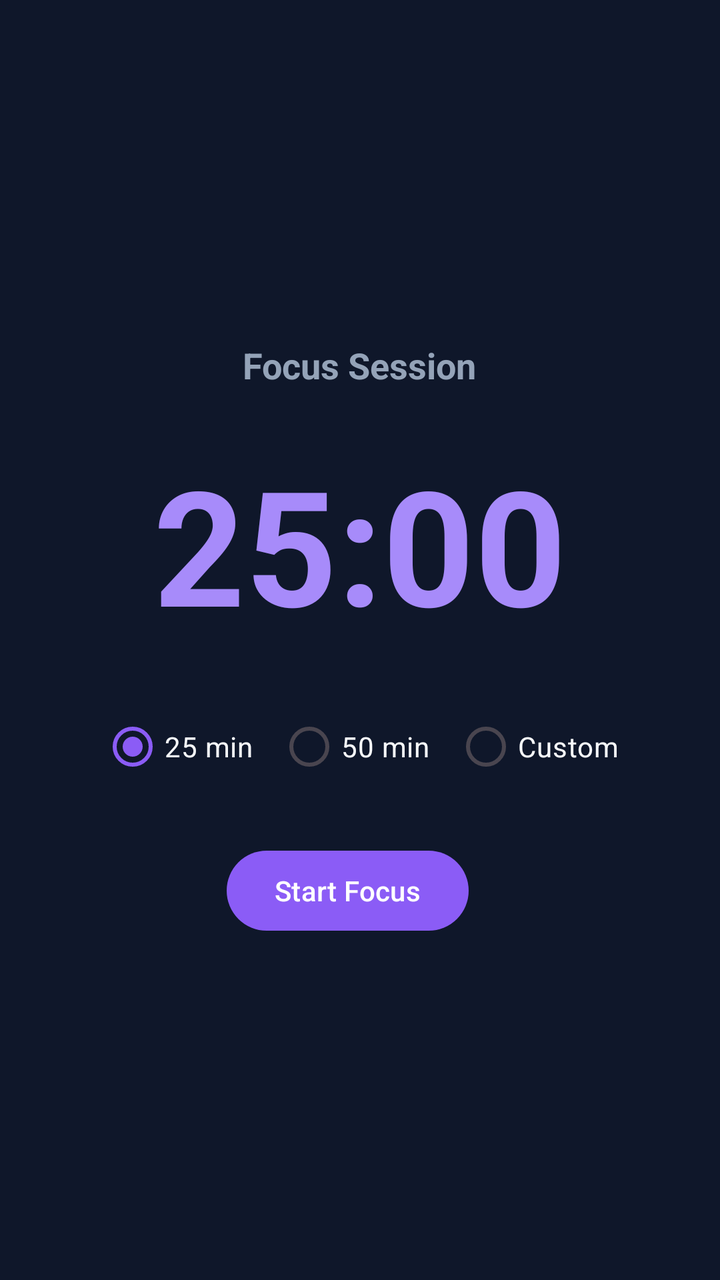
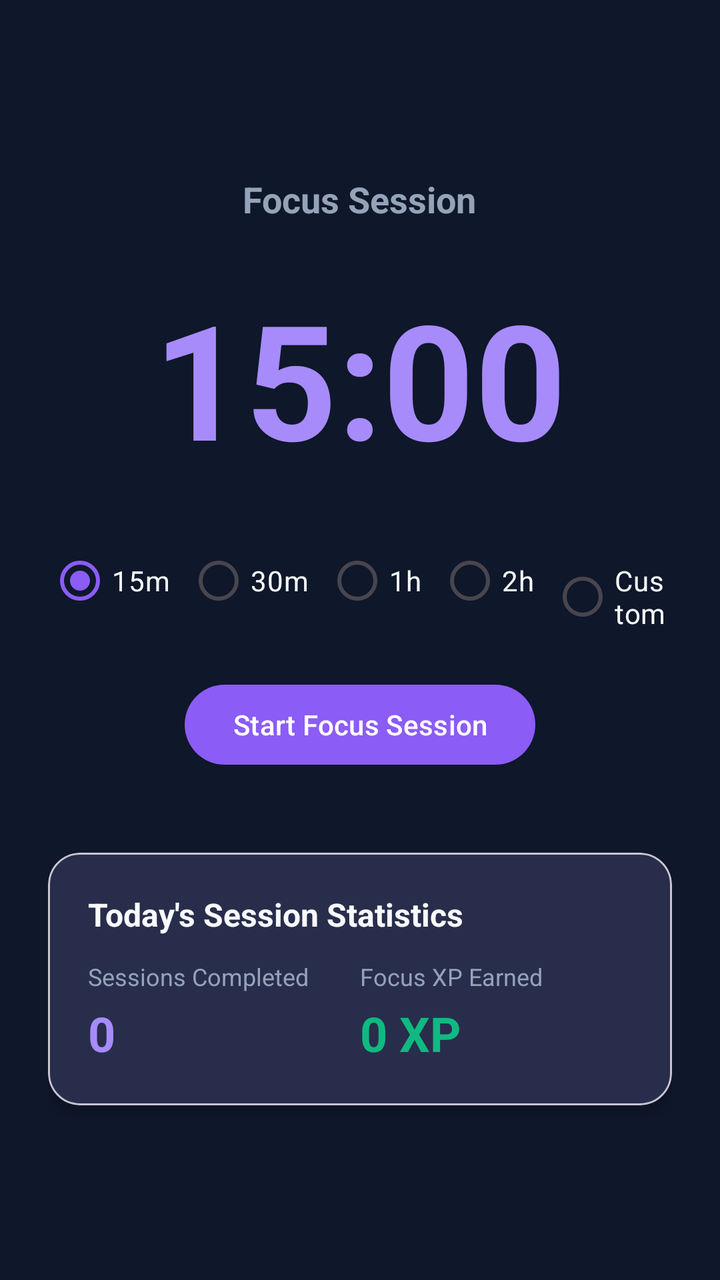

Before-and-after screenshots of an Android layout around one commit, followed by the original layout XML and the change that was made.
<!-- AndroidManifest.xml: application theme Theme.SelfPilot -->
<!-- res/layout/fragment_focus.xml -->
<?xml version="1.0" encoding="utf-8"?>
<LinearLayout xmlns:android="http://schemas.android.com/apk/res/android"
    xmlns:app="http://schemas.android.com/apk/res-auto"
    android:layout_width="match_parent"
    android:layout_height="match_parent"
    android:background="@color/background_dark"
    android:gravity="center"
    android:orientation="vertical"
    android:padding="24dp">

    <TextView
        android:layout_width="wrap_content"
        android:layout_height="wrap_content"
        android:text="Focus Session"
        android:textColor="@color/text_secondary"
        android:textSize="18sp"
        android:textStyle="bold" />

    <TextView
        android:id="@+id/tvTimer"
        android:layout_width="wrap_content"
        android:layout_height="wrap_content"
        android:layout_marginVertical="24dp"
        android:text="25:00"
        android:textColor="@color/purple_accent_light"
        android:textSize="80sp"
        android:textStyle="bold" />

    <RadioGroup
        android:id="@+id/rgPresets"
        android:layout_width="wrap_content"
        android:layout_height="wrap_content"
        android:layout_marginBottom="24dp"
        android:orientation="horizontal">

        <RadioButton
            android:id="@+id/rb25Min"
            android:layout_width="wrap_content"
            android:layout_height="wrap_content"
            android:layout_marginEnd="12dp"
            android:checked="true"
            android:text="25 min"
            android:textColor="@color/text_primary" />

        <RadioButton
            android:id="@+id/rb50Min"
            android:layout_width="wrap_content"
            android:layout_height="wrap_content"
            android:layout_marginEnd="12dp"
            android:text="50 min"
            android:textColor="@color/text_primary" />

        <RadioButton
            android:id="@+id/rbCustomMin"
            android:layout_width="wrap_content"
            android:layout_height="wrap_content"
            android:text="Custom"
            android:textColor="@color/text_primary" />
    </RadioGroup>

    <LinearLayout
        android:id="@+id/layoutCustomInput"
        android:layout_width="wrap_content"
        android:layout_height="wrap_content"
        android:layout_marginBottom="24dp"
        android:gravity="center"
        android:orientation="horizontal"
        android:visibility="gone">

        <TextView
            android:layout_width="wrap_content"
            android:layout_height="wrap_content"
            android:layout_marginEnd="8dp"
            android:text="Custom Minutes:"
            android:textColor="@color/text_secondary" />

        <EditText
            android:id="@+id/etCustomMinutes"
            android:layout_width="80dp"
            android:layout_height="wrap_content"
            android:hint="15"
            android:inputType="number"
            android:maxLength="3"
            android:textColor="@color/text_primary"
            android:textColorHint="@color/text_secondary" />

    </LinearLayout>

    <LinearLayout
        android:layout_width="wrap_content"
        android:layout_height="wrap_content"
        android:orientation="horizontal">

        <Button
            android:id="@+id/btnStart"
            android:layout_width="wrap_content"
            android:layout_height="wrap_content"
            android:layout_marginEnd="12dp"
            android:text="Start Focus" />

        <Button
            android:id="@+id/btnPause"
            android:layout_width="wrap_content"
            android:layout_height="wrap_content"
            android:layout_marginEnd="12dp"
            android:text="Pause"
            android:visibility="gone" />

        <Button
            android:id="@+id/btnResume"
            android:layout_width="wrap_content"
            android:layout_height="wrap_content"
            android:layout_marginEnd="12dp"
            android:text="Resume"
            android:visibility="gone" />

        <Button
            android:id="@+id/btnCancel"
            style="@style/Widget.Material3.Button.TonalButton"
            android:layout_width="wrap_content"
            android:layout_height="wrap_content"
            android:text="Cancel"
            android:visibility="gone" />

    </LinearLayout>

</LinearLayout>
<!-- resources referenced by this layout -->
<resources>
  <color name="background_dark">#0F172A</color>
  <color name="purple_accent_light">#A78BFA</color>
  <color name="text_primary">#F8FAFC</color>
  <color name="text_secondary">#94A3B8</color>
  <style name="Theme.SelfPilot" parent="Base.Theme.SelfPilot" />
  <style name="Base.Theme.SelfPilot" parent="Theme.Material3.DayNight.NoActionBar">
          
          <item name="colorPrimary">@color/purple_accent</item>
          <item name="colorPrimaryVariant">@color/electric_blue</item>
          <item name="colorOnPrimary">@color/white</item>
          <item name="colorSecondary">@color/electric_blue</item>
          <item name="colorSecondaryVariant">@color/purple_accent_light</item>
          <item name="colorOnSecondary">@color/white</item>
          <item name="android:colorBackground">@color/background_dark</item>
          <item name="colorSurface">@color/card_background</item>
          <item name="colorOnSurface">@color/text_primary</item>
          <item name="android:textColorPrimary">@color/text_primary</item>
          <item name="android:textColorSecondary">@color/text_secondary</item>
          <item name="android:statusBarColor">@color/background_dark</item>
          <item name="android:navigationBarColor">@color/background_dark</item>
          <item name="bottomNavigationStyle">@style/Widget.MaterialComponents.BottomNavigationView.Colored</item>
      </style>
  <color name="purple_accent">#8B5CF6</color>
  <color name="electric_blue">#3B82F6</color>
  <color name="white">#FFFFFFFF</color>
  <color name="card_background">#1E293B</color>
</resources>

<!-- the commit's change to res/layout/fragment_focus.xml (unified diff, before → after) -->
@@ -21,11 +21,21 @@
         android:layout_width="wrap_content"
         android:layout_height="wrap_content"
         android:layout_marginVertical="24dp"
-        android:text="25:00"
+        android:text="15:00"
         android:textColor="@color/purple_accent_light"
         android:textSize="80sp"
         android:textStyle="bold" />
 
+    <TextView
+        android:id="@+id/tvFocusWarning"
+        android:layout_width="wrap_content"
+        android:layout_height="wrap_content"
+        android:layout_marginBottom="24dp"
+        android:text="Focus Mode Active. No early exit allowed."
+        android:textColor="@color/warning_yellow"
+        android:textSize="14sp"
+        android:visibility="gone" />
+
     <RadioGroup
         android:id="@+id/rgPresets"
         android:layout_width="wrap_content"
@@ -34,20 +44,36 @@
         android:orientation="horizontal">
 
         <RadioButton
-            android:id="@+id/rb25Min"
-            android:layout_width="wrap_content"
-            android:layout_height="wrap_content"
-            android:layout_marginEnd="12dp"
+            android:id="@+id/rb15Min"
+            android:layout_width="wrap_content"
+            android:layout_height="wrap_content"
+            android:layout_marginEnd="8dp"
             android:checked="true"
-            android:text="25 min"
-            android:textColor="@color/text_primary" />
-
-        <RadioButton
-            android:id="@+id/rb50Min"
-            android:layout_width="wrap_content"
-            android:layout_height="wrap_content"
-            android:layout_marginEnd="12dp"
-            android:text="50 min"
+            android:text="15m"
+            android:textColor="@color/text_primary" />
+
+        <RadioButton
+            android:id="@+id/rb30Min"
+            android:layout_width="wrap_content"
+            android:layout_height="wrap_content"
+            android:layout_marginEnd="8dp"
+            android:text="30m"
+            android:textColor="@color/text_primary" />
+
+        <RadioButton
+            android:id="@+id/rb60Min"
+            android:layout_width="wrap_content"
+            android:layout_height="wrap_content"
+            android:layout_marginEnd="8dp"
+            android:text="1h"
+            android:textColor="@color/text_primary" />
+
+        <RadioButton
+            android:id="@+id/rb120Min"
+            android:layout_width="wrap_content"
+            android:layout_height="wrap_content"
+            android:layout_marginEnd="8dp"
+            android:text="2h"
             android:textColor="@color/text_primary" />
 
         <RadioButton
@@ -78,7 +104,7 @@
             android:id="@+id/etCustomMinutes"
             android:layout_width="80dp"
             android:layout_height="wrap_content"
-            android:hint="15"
+            android:hint="45"
             android:inputType="number"
             android:maxLength="3"
             android:textColor="@color/text_primary"
@@ -86,42 +112,93 @@
 
     </LinearLayout>
 
-    <LinearLayout
-        android:layout_width="wrap_content"
-        android:layout_height="wrap_content"
-        android:orientation="horizontal">
-
-        <Button
-            android:id="@+id/btnStart"
-            android:layout_width="wrap_content"
-            android:layout_height="wrap_content"
-            android:layout_marginEnd="12dp"
-            android:text="Start Focus" />
-
-        <Button
-            android:id="@+id/btnPause"
-            android:layout_width="wrap_content"
-            android:layout_height="wrap_content"
-            android:layout_marginEnd="12dp"
-            android:text="Pause"
-            android:visibility="gone" />
-
-        <Button
-            android:id="@+id/btnResume"
-            android:layout_width="wrap_content"
-            android:layout_height="wrap_content"
-            android:layout_marginEnd="12dp"
-            android:text="Resume"
-            android:visibility="gone" />
-
-        <Button
-            android:id="@+id/btnCancel"
-            style="@style/Widget.Material3.Button.TonalButton"
-            android:layout_width="wrap_content"
-            android:layout_height="wrap_content"
-            android:text="Cancel"
-            android:visibility="gone" />
-
-    </LinearLayout>
+    <Button
+        android:id="@+id/btnStart"
+        android:layout_width="wrap_content"
+        android:layout_height="wrap_content"
+        android:layout_marginBottom="24dp"
+        android:text="Start Focus Session" />
+
+    
+    <com.google.android.material.card.MaterialCardView
+        android:id="@+id/cardFocusStats"
+        android:layout_width="match_parent"
+        android:layout_height="wrap_content"
+        android:layout_marginTop="16dp"
+        app:cardBackgroundColor="@color/card_background"
+        app:cardCornerRadius="16dp"
+        app:cardElevation="4dp">
+
+        <LinearLayout
+            android:layout_width="match_parent"
+            android:layout_height="wrap_content"
+            android:orientation="vertical"
+            android:padding="20dp">
+
+            <TextView
+                android:layout_width="wrap_content"
+                android:layout_height="wrap_content"
+                android:text="Today's Session Statistics"
+                android:textColor="@color/text_primary"
+                android:textSize="16sp"
+                android:textStyle="bold" />
+
+            <LinearLayout
+                android:layout_width="match_parent"
+                android:layout_height="wrap_content"
+                android:layout_marginTop="12dp"
+                android:orientation="horizontal">
+
+                <LinearLayout
+                    android:layout_width="0dp"
+                    android:layout_height="wrap_content"
+                    android:layout_weight="1"
+                    android:orientation="vertical">
+
+                    <TextView
+                        android:layout_width="wrap_content"
+                        android:layout_height="wrap_content"
+                        android:text="Sessions Completed"
+                        android:textColor="@color/text_secondary"
+                        android:textSize="12sp" />
+
+                    <TextView
+                        android:id="@+id/tvFocusSessionsCompleted"
+                        android:layout_width="wrap_content"
+                        android:layout_height="wrap_content"
+                        android:layout_marginTop="4dp"
+                        android:text="0"
+                        android:textColor="@color/purple_accent_light"
+                        android:textSize="24sp"
+                        android:textStyle="bold" />
+                </LinearLayout>
+
+                <LinearLayout
+                    android:layout_width="0dp"
+                    android:layout_height="wrap_content"
+                    android:layout_weight="1"
+                    android:orientation="vertical">
+
+                    <TextView
+                        android:layout_width="wrap_content"
+                        android:layout_height="wrap_content"
+                        android:text="Focus XP Earned"
+                        android:textColor="@color/text_secondary"
+                        android:textSize="12sp" />
+
+                    <TextView
+                        android:id="@+id/tvFocusXpEarned"
+                        android:layout_width="wrap_content"
+                        android:layout_height="wrap_content"
+                        android:layout_marginTop="4dp"
+                        android:text="0 XP"
+                        android:textColor="@color/success_green"
+                        android:textSize="24sp"
+                        android:textStyle="bold" />
+                </LinearLayout>
+
+            </LinearLayout>
+        </LinearLayout>
+    </com.google.android.material.card.MaterialCardView>
 
 </LinearLayout>
<!-- resource entries referenced after the edit -->
@@ -2,8 +2,10 @@
 <resources>
   <color name="background_dark">#0F172A</color>
   <color name="purple_accent_light">#A78BFA</color>
+  <color name="success_green">#10B981</color>
   <color name="text_primary">#F8FAFC</color>
   <color name="text_secondary">#94A3B8</color>
+  <color name="warning_yellow">#F59E0B</color>
   <style name="Theme.SelfPilot" parent="Base.Theme.SelfPilot" />
   <style name="Base.Theme.SelfPilot" parent="Theme.Material3.DayNight.NoActionBar">
           
